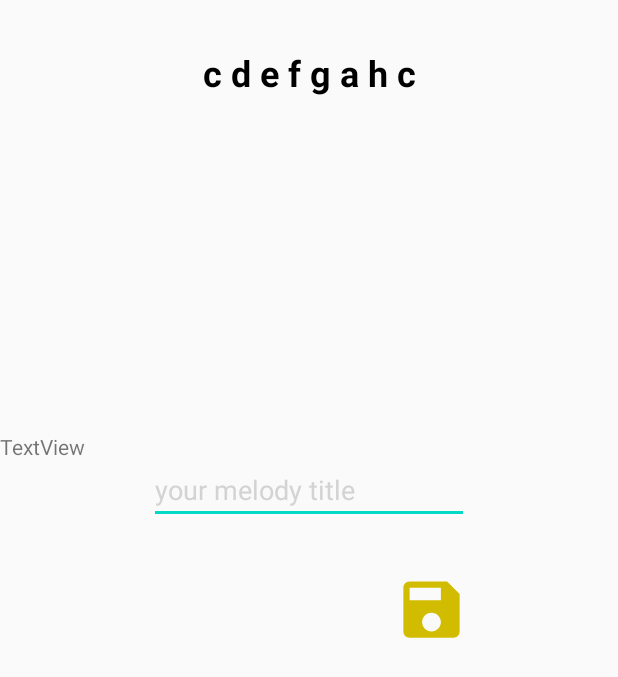
After one commit to QndziaPL/TapForMelody, an Android app: the layout fragment_save.xml on its own in the app's theme, with its tools: preview values and no code run, on a phone screen of 412 x 824 dp. The commit adds this screen. Shown: the top 677 px of the screen. Run offline under Robolectric (Android 15) with nearby library versions, the light colour scheme and no system bars.

Commit message:
created new fragment for adding your melodies to database

```diff
--- a/app/src/main/java/com/qndzia/tapformelody/database/Melody.kt
+++ b/app/src/main/java/com/qndzia/tapformelody/database/Melody.kt
@@ -1,11 +1,14 @@
 package com.qndzia.tapformelody.database
 
+import android.os.Parcelable
 import androidx.room.ColumnInfo
 import androidx.room.Entity
 import androidx.room.PrimaryKey
 import androidx.room.TypeConverters
 import com.qndzia.tapformelody.notes.Note
+import kotlinx.android.parcel.Parcelize
 
+@Parcelize
 @Entity(tableName = "recorded_melody_table")
 data class Melody(
     @PrimaryKey(autoGenerate = true)
@@ -20,8 +23,7 @@ data class Melody(
     ,
 //    @TypeConverters(NoteListConverter::class)
     @ColumnInfo(name = "melody")
-    var melody: List<Note>)
-{
+    var melody: List<Note>) : Parcelable {
     override fun toString(): String {
         return "Melody(melodyId=$melodyId, title='$title', timeOfRecord=$timeOfRecord, melody=$melody)"
     }
--- a/app/src/main/java/com/qndzia/tapformelody/notes/Note.kt
+++ b/app/src/main/java/com/qndzia/tapformelody/notes/Note.kt
@@ -1,8 +1,10 @@
 package com.qndzia.tapformelody.notes
 
+import android.os.Parcelable
 import android.util.Log
 import androidx.room.TypeConverters
 import com.qndzia.tapformelody.R
+import kotlinx.android.parcel.Parcelize
 
 //@TypeConverters(Converters::class)
 //enum class Note(val noteName: String, val sound: Int, val id: Int
@@ -38,10 +40,11 @@ import com.qndzia.tapformelody.R
 //}
 
 //@TypeConverters(Converters::class)
+@Parcelize
 data class Note(
     val noteName: String, val sound: Int, val id: Int
 //                , val soundPool: Int
-) {
+) : Parcelable {
 
     companion object {
         val C = Note("C", R.raw.c, 1)
--- /dev/null
+++ b/app/src/main/res/layout/fragment_save.xml
@@ -0,0 +1,77 @@
+<?xml version="1.0" encoding="utf-8"?>
+<layout xmlns:android="http://schemas.android.com/apk/res/android"
+    xmlns:app="http://schemas.android.com/apk/res-auto"
+    xmlns:tools="http://schemas.android.com/tools">
+
+    <data>
+
+        <variable
+            name="viewModel"
+            type="com.qndzia.tapformelody.saveyourmelody.SaveViewModel" />
+    </data>
+
+    <FrameLayout
+        android:layout_width="match_parent"
+        android:layout_height="match_parent"
+        tools:context=".saveyourmelody.SaveFragment">
+
+        <androidx.constraintlayout.widget.ConstraintLayout
+            android:layout_width="match_parent"
+            android:layout_height="match_parent">
+
+            <EditText
+                android:id="@+id/melodyTitle"
+                android:layout_width="wrap_content"
+                android:layout_height="wrap_content"
+                android:ems="10"
+                android:hint="your melody title"
+                android:inputType="textPersonName"
+                android:textColorHint="@color/colorBlackKeysLabel"
+                app:layout_constraintBottom_toBottomOf="parent"
+                app:layout_constraintEnd_toEndOf="parent"
+                app:layout_constraintStart_toStartOf="parent"
+                app:layout_constraintTop_toTopOf="parent"
+                app:layout_constraintVertical_bias="0.39" />
+
+            <Button
+                android:id="@+id/saveButton"
+                android:layout_width="50dp"
+                android:layout_height="50dp"
+                android:layout_marginTop="32dp"
+                android:onClick="@{() -> viewModel.onSavePressed()}"
+                android:background="@drawable/ic_save"
+                app:layout_constraintEnd_toEndOf="@+id/melodyTitle"
+                app:layout_constraintTop_toBottomOf="@+id/melodyTitle" />
+
+            <TextView
+                android:id="@+id/yourMelody"
+                android:layout_width="0dp"
+                android:layout_height="0dp"
+                android:layout_marginStart="32dp"
+                android:layout_marginTop="32dp"
+                android:layout_marginEnd="32dp"
+                android:layout_marginBottom="16dp"
+                android:gravity="center_horizontal"
+                android:text="@{`melody: ` + viewModel.myStringMelody}"
+                android:textColor="@color/colorPrimaryDark"
+                android:textSize="24sp"
+                android:textStyle="bold"
+                app:layout_constraintBottom_toTopOf="@+id/melodyTitle"
+                app:layout_constraintEnd_toEndOf="parent"
+                app:layout_constraintStart_toStartOf="parent"
+                app:layout_constraintTop_toTopOf="parent"
+                tools:text="c d e f g a h c" />
+
+            <TextView
+                android:id="@+id/texttestdbsize"
+                android:layout_width="0dp"
+                android:layout_height="0dp"
+                android:text="TextView"
+                app:layout_constraintBottom_toBottomOf="parent"
+                app:layout_constraintEnd_toStartOf="@+id/melodyTitle"
+                app:layout_constraintStart_toStartOf="parent"
+                app:layout_constraintTop_toBottomOf="@+id/yourMelody" />
+        </androidx.constraintlayout.widget.ConstraintLayout>
+
+    </FrameLayout>
+</layout>
```
Also changed, not shown: app/src/main/java/com/qndzia/tapformelody/SaveMelodyDialogFragment.kt (+33 -1 lines), app/src/main/java/com/qndzia/tapformelody/playandrecord/PlayAndRecord.kt (+18 -7 lines), app/src/main/java/com/qndzia/tapformelody/playandrecord/PlayAndRecorvViewModel.kt (+55 -36 lines), app/src/main/java/com/qndzia/tapformelody/saveyourmelody/SaveFragment.kt (added, +65 -0 lines), app/src/main/java/com/qndzia/tapformelody/saveyourmelody/SaveViewModel.kt (added, +69 -0 lines), app/src/main/java/com/qndzia/tapformelody/saveyourmelody/SaveViewModelFactory.kt (added, +22 -0 lines), app/src/main/java/com/qndzia/tapformelody/songlist/Song.kt (+7 -3 lines), app/src/main/java/com/qndzia/tapformelody/songlist/SongListAdapter.kt (+10 -2 lines), app/src/main/res/navigation/navigation.xml (+20 -0 lines).
